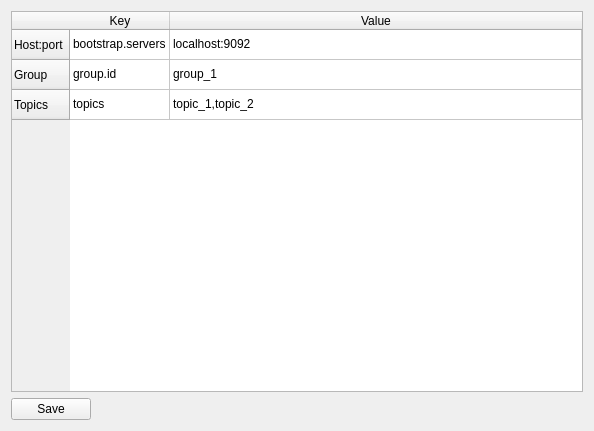
Above: src/connection_properties.ui from svgroz/highway before the change. Below: the same form after it.
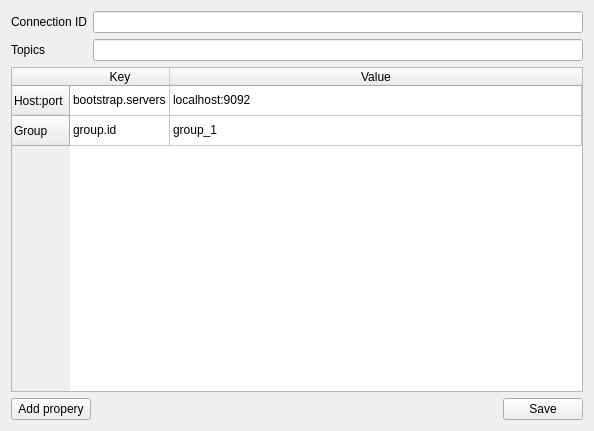
That is the form after the change.

```diff
--- a/src/connection_properties.ui
+++ b/src/connection_properties.ui
@@ -13,8 +13,8 @@
   <property name="windowTitle">
    <string>Connection properties</string>
   </property>
-  <layout class="QVBoxLayout" name="verticalLayout">
-   <item>
+  <layout class="QGridLayout" name="gridLayout">
+   <item row="1" column="0">
     <widget class="QTableWidget" name="connectionPropertiesTableWidget">
      <attribute name="horizontalHeaderStretchLastSection">
       <bool>true</bool>
@@ -32,11 +32,6 @@
        <string>Group</string>
       </property>
      </row>
-     <row>
-      <property name="text">
-       <string>Topics</string>
-      </property>
-     </row>
      <column>
       <property name="text">
        <string>Key</string>
@@ -51,6 +46,9 @@
       <property name="text">
        <string>bootstrap.servers</string>
       </property>
+      <property name="flags">
+       <set>ItemIsUserCheckable|ItemIsEnabled</set>
+      </property>
      </item>
      <item row="0" column="1">
       <property name="text">
@@ -61,30 +59,23 @@
       <property name="text">
        <string>group.id</string>
       </property>
+      <property name="flags">
+       <set>ItemIsUserCheckable|ItemIsEnabled</set>
+      </property>
      </item>
      <item row="1" column="1">
       <property name="text">
        <string>group_1</string>
       </property>
      </item>
-     <item row="2" column="0">
-      <property name="text">
-       <string>topics</string>
-      </property>
-     </item>
-     <item row="2" column="1">
-      <property name="text">
-       <string>topic_1,topic_2</string>
-      </property>
-     </item>
     </widget>
    </item>
-   <item>
+   <item row="3" column="0">
     <layout class="QHBoxLayout" name="horizontalLayout">
      <item>
-      <widget class="QPushButton" name="saveButton">
+      <widget class="QPushButton" name="addPropertyButton">
        <property name="text">
-        <string>Save</string>
+        <string>Add propery</string>
        </property>
       </widget>
      </item>
@@ -100,6 +91,37 @@
         </size>
        </property>
       </spacer>
+     </item>
+     <item>
+      <widget class="QPushButton" name="saveButton">
+       <property name="text">
+        <string>Save</string>
+       </property>
+      </widget>
+     </item>
+    </layout>
+   </item>
+   <item row="0" column="0">
+    <layout class="QGridLayout" name="gridLayout_2">
+     <item row="2" column="1">
+      <widget class="QLineEdit" name="topics"/>
+     </item>
+     <item row="0" column="1">
+      <widget class="QLineEdit" name="connectionId"/>
+     </item>
+     <item row="2" column="0">
+      <widget class="QLabel" name="label">
+       <property name="text">
+        <string>Topics</string>
+       </property>
+      </widget>
+     </item>
+     <item row="0" column="0">
+      <widget class="QLabel" name="label_2">
+       <property name="text">
+        <string>Connection ID</string>
+       </property>
+      </widget>
      </item>
     </layout>
    </item>
```
